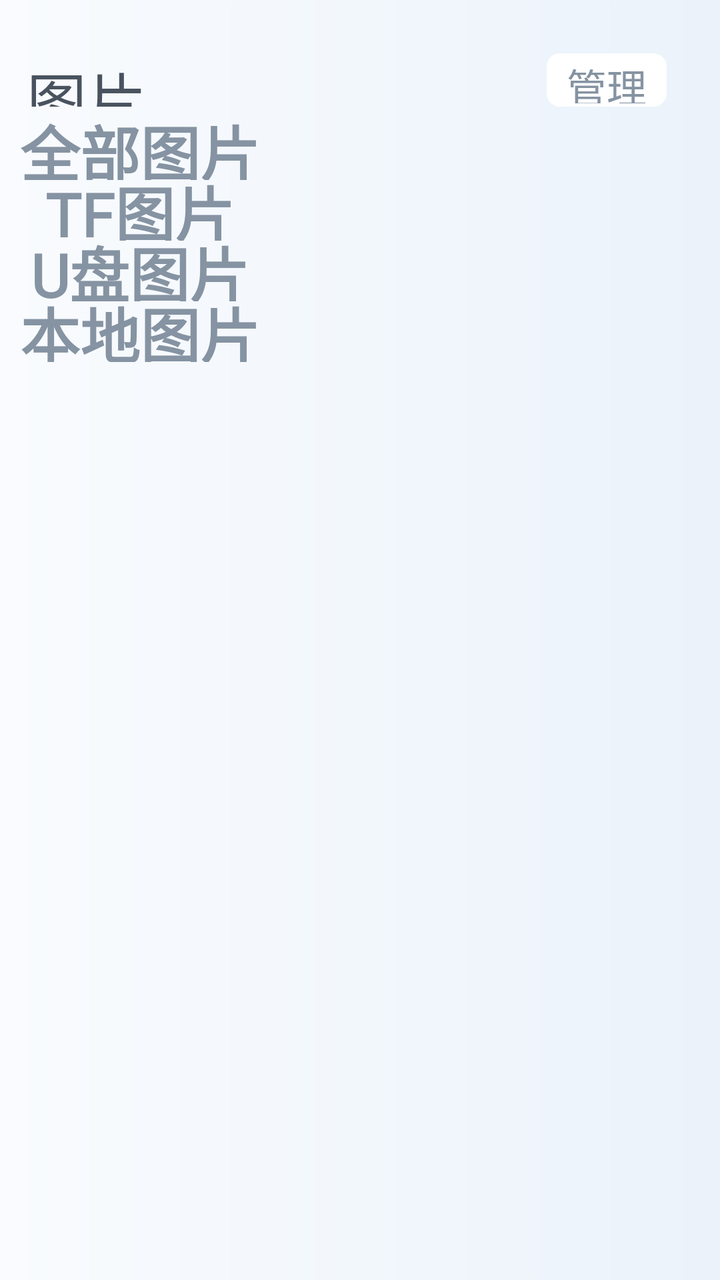
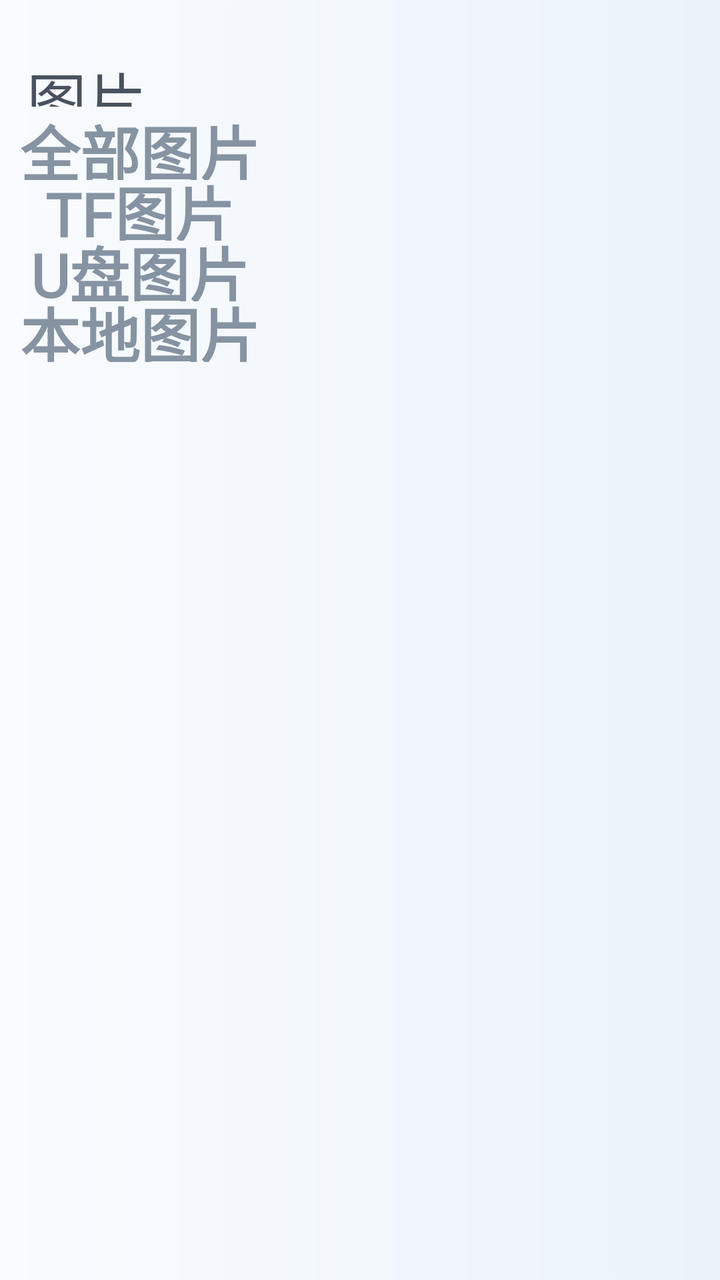

Two renders of the same Android screen: before a commit and after it. Below are the layout's source before the change and the commit's diff.
<!-- AndroidManifest.xml: application theme AppTheme -->
<!-- res/layout/activity_main.xml -->
<?xml version="1.0" encoding="utf-8"?>
<LinearLayout xmlns:android="http://schemas.android.com/apk/res/android"
    xmlns:app="http://schemas.android.com/apk/res-auto"
    android:layout_width="match_parent"
    android:layout_height="match_parent"
    android:orientation="vertical"
    android:paddingTop="80px"
    android:background="@mipmap/img_background">

    <FrameLayout
        android:layout_width="match_parent"
        android:layout_height="80px" >

        <TextView
            android:layout_width="wrap_content"
            android:layout_height="wrap_content"
            android:layout_gravity="center_vertical"
            android:layout_marginLeft="40px"
            android:fontFamily="@font/alibabapuhuiti_3_65_medium"
            android:textColor="@color/color_49535F"
            android:textSize="30sp"
            android:text="图片" />

        <TextView
            android:id="@+id/tv_manager"
            android:layout_width="wrap_content"
            android:layout_height="wrap_content"
            android:layout_gravity="center_vertical|end"
            android:layout_marginRight="80px"
            android:gravity="center"
            android:paddingLeft="30px"
            android:paddingRight="30px"
            android:paddingTop="5px"
            android:paddingBottom="5px"
            android:fontFamily="@font/alibabapuhuiti_3_65_medium"
            android:textColor="@color/color_8593A2"
            android:textSize="20sp"
            android:background="@drawable/shape_manager_bg"
            android:text="管理" />

        <LinearLayout
            android:id="@+id/ll_manager"
            android:layout_width="wrap_content"
            android:layout_height="wrap_content"
            android:orientation="horizontal"
            android:layout_gravity="center_vertical|end"
            android:layout_marginRight="80px"
            android:visibility="gone" >

            <TextView
                android:layout_width="wrap_content"
                android:layout_height="wrap_content"
                android:gravity="center"
                android:paddingLeft="30px"
                android:paddingRight="30px"
                android:paddingTop="5px"
                android:paddingBottom="5px"
                android:fontFamily="@font/alibabapuhuiti_3_65_medium"
                android:textColor="@color/color_8593A2"
                android:textSize="20sp"
                android:background="@drawable/shape_manager_bg"
                android:text="全选" />

            <TextView
                android:layout_width="wrap_content"
                android:layout_height="wrap_content"
                android:gravity="center"
                android:layout_marginLeft="10px"
                android:paddingLeft="30px"
                android:paddingRight="30px"
                android:paddingTop="5px"
                android:paddingBottom="5px"
                android:fontFamily="@font/alibabapuhuiti_3_65_medium"
                android:textColor="@color/color_8593A2"
                android:textSize="20sp"
                android:background="@drawable/shape_manager_bg"
                android:text="删除" />

            <TextView
                android:layout_width="wrap_content"
                android:layout_height="wrap_content"
                android:gravity="center"
                android:layout_marginLeft="10px"
                android:paddingLeft="30px"
                android:paddingRight="30px"
                android:paddingTop="5px"
                android:paddingBottom="5px"
                android:fontFamily="@font/alibabapuhuiti_3_65_medium"
                android:textColor="@color/color_8593A2"
                android:textSize="20sp"
                android:background="@drawable/shape_manager_bg"
                android:text="取消" />

        </LinearLayout>


    </FrameLayout>

    <LinearLayout
        android:layout_width="match_parent"
        android:layout_height="match_parent"
        android:orientation="horizontal" >

        <LinearLayout
            android:layout_width="420px"
            android:layout_height="match_parent"
            android:gravity="center_horizontal"
            android:orientation="vertical">

            <TextView
                android:id="@+id/tv_all_picture"
                android:layout_width="match_parent"
                android:layout_height="110px"
                android:gravity="center"
                android:layout_marginLeft="10px"
                android:layout_marginRight="10px"
                android:fontFamily="@font/alibabapuhuiti_3_65_medium"
                android:text="全部图片"
                android:textColor="@color/selector_text_select"
                android:background="@drawable/selector_type_bg_select"
                android:textSize="30sp"
                android:textStyle="bold" />

            <TextView
                android:id="@+id/tv_sd_picture"
                android:layout_width="match_parent"
                android:layout_height="110px"
                android:gravity="center"
                android:layout_marginTop="-20px"
                android:layout_marginLeft="10px"
                android:layout_marginRight="10px"
                android:fontFamily="@font/alibabapuhuiti_3_65_medium"
                android:text="TF图片"
                android:textColor="@color/selector_text_select"
                android:background="@drawable/selector_type_bg_select"
                android:textSize="30sp"
                android:textStyle="bold" />

            <TextView
                android:id="@+id/tv_usb_picture"
                android:layout_width="match_parent"
                android:layout_height="110px"
                android:gravity="center"
                android:layout_marginTop="-20px"
                android:layout_marginLeft="10px"
                android:layout_marginRight="10px"
                android:fontFamily="@font/alibabapuhuiti_3_65_medium"
                android:text="U盘图片"
                android:textColor="@color/selector_text_select"
                android:background="@drawable/selector_type_bg_select"
                android:textSize="30sp"
                android:textStyle="bold" />

            <TextView
                android:id="@+id/tv_local_picture"
                android:layout_width="match_parent"
                android:layout_height="110px"
                android:gravity="center"
                android:layout_marginTop="-20px"
                android:layout_marginLeft="10px"
                android:layout_marginRight="10px"
                android:fontFamily="@font/alibabapuhuiti_3_65_medium"
                android:text="本地图片"
                android:textColor="@color/selector_text_select"
                android:background="@drawable/selector_type_bg_select"
                android:textSize="30sp"
                android:textStyle="bold" />

        </LinearLayout>


        <androidx.recyclerview.widget.RecyclerView
            android:id="@+id/rv_folder_picture"
            android:layout_width="match_parent"
            android:layout_height="match_parent"
            android:layout_marginLeft="24px"
            android:layout_marginRight="100px"
            android:fadeScrollbars="false"
            android:orientation="vertical"
            android:overScrollMode="never" />

        <com.sansan.picture.widget.ScrollableRecyclerView
            android:id="@+id/rv_picture"
            android:layout_width="match_parent"
            android:layout_height="match_parent"
            android:layout_marginLeft="24px"
            android:layout_marginRight="100px"
            android:visibility="gone"/>

    </LinearLayout>

</LinearLayout>
<!-- resources referenced by this layout -->
<resources>
  <color name="color_49535F">#49535F</color>
  <color name="color_8593A2">#8593A2</color>
  <!-- drawable selector_type_bg_select (drawable) -->
  <?xml version="1.0" encoding="utf-8"?>
  <selector xmlns:android="http://schemas.android.com/apk/res/android">
  
      <item android:drawable="@mipmap/img_type_select_bg" android:state_selected="true"/>
      <item android:drawable="@color/color_transparent"/>
  
  </selector>
  <!-- drawable shape_manager_bg (drawable) -->
  <?xml version="1.0" encoding="utf-8"?>
  <shape xmlns:android="http://schemas.android.com/apk/res/android"
      android:shape="rectangle">
  
      <solid android:color="@color/white" />
      <corners android:radius="20px" />
  
  </shape>
  <!-- mipmap img_background: png bitmap (mipmap-hdpi, 8986 bytes) -->
  <style name="AppTheme" parent="Theme.AppCompat.Light.NoActionBar">
  
          <item name="colorPrimary">@color/color_transparent</item>
          <item name="colorPrimaryDark">@color/color_transparent</item>
          <item name="colorAccent">@color/color_transparent</item>
          <item name="android:windowBackground">@color/white</item>
  
          <item name="android:windowTranslucentNavigation">false</item>
          <item name="android:windowTranslucentStatus">false</item>
          <item name="android:windowIsTranslucent">false</item>
  
          <item name="android:windowAnimationStyle">@style/Animation</item>
  
      </style>
  <color name="color_transparent">#00000000</color>
  <color name="white">#FFFFFFFF</color>
  <style name="Animation">
          <item name="android:activityOpenEnterAnimation">@null</item>
          <item name="android:activityOpenExitAnimation">@null</item>
          <item name="android:activityCloseEnterAnimation">@null</item>
          <item name="android:activityCloseExitAnimation">@null</item>
          <item name="android:taskOpenEnterAnimation">@null</item>
          <item name="android:taskOpenExitAnimation">@null</item>
          <item name="android:taskCloseEnterAnimation">@null</item>
          <item name="android:taskCloseExitAnimation">@null</item>
          <item name="android:taskToFrontEnterAnimation">@null</item>
          <item name="android:taskToFrontExitAnimation">@null</item>
          <item name="android:taskToBackEnterAnimation">@null</item>
          <item name="android:taskToBackExitAnimation">@null</item>
      </style>
</resources>

<!-- the commit's change to res/layout/activity_main.xml (unified diff, before → after) -->
@@ -27,6 +27,7 @@
             android:layout_height="wrap_content"
             android:layout_gravity="center_vertical|end"
             android:layout_marginRight="80px"
+            android:visibility="gone"
             android:gravity="center"
             android:paddingLeft="30px"
             android:paddingRight="30px"
